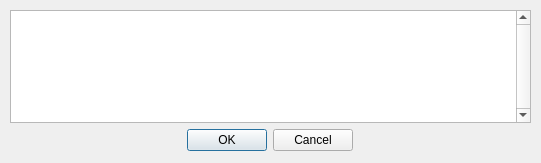
tigerjpg/cybersecurity, file forms/ViewPurchasesPopup.ui: the form before one commit.
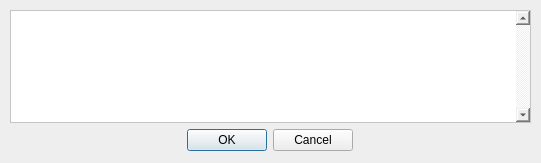
The form after the commit.

```diff
--- a/forms/ViewPurchasesPopup.ui
+++ b/forms/ViewPurchasesPopup.ui
@@ -13,6 +13,9 @@
   <property name="windowTitle">
    <string>Form</string>
   </property>
+  <property name="styleSheet">
+   <string notr="true">background-color: rgb(238, 238, 238);</string>
+  </property>
   <widget class="QWidget" name="verticalLayoutWidget">
    <property name="geometry">
     <rect>
@@ -25,6 +28,9 @@
    <layout class="QVBoxLayout" name="verticalLayout">
     <item>
      <widget class="QTableView" name="purchases_popup_tableView">
+      <property name="styleSheet">
+       <string notr="true">background-color: rgb(255, 255, 255);</string>
+      </property>
       <property name="verticalScrollBarPolicy">
        <enum>Qt::ScrollBarAlwaysOn</enum>
       </property>
```
